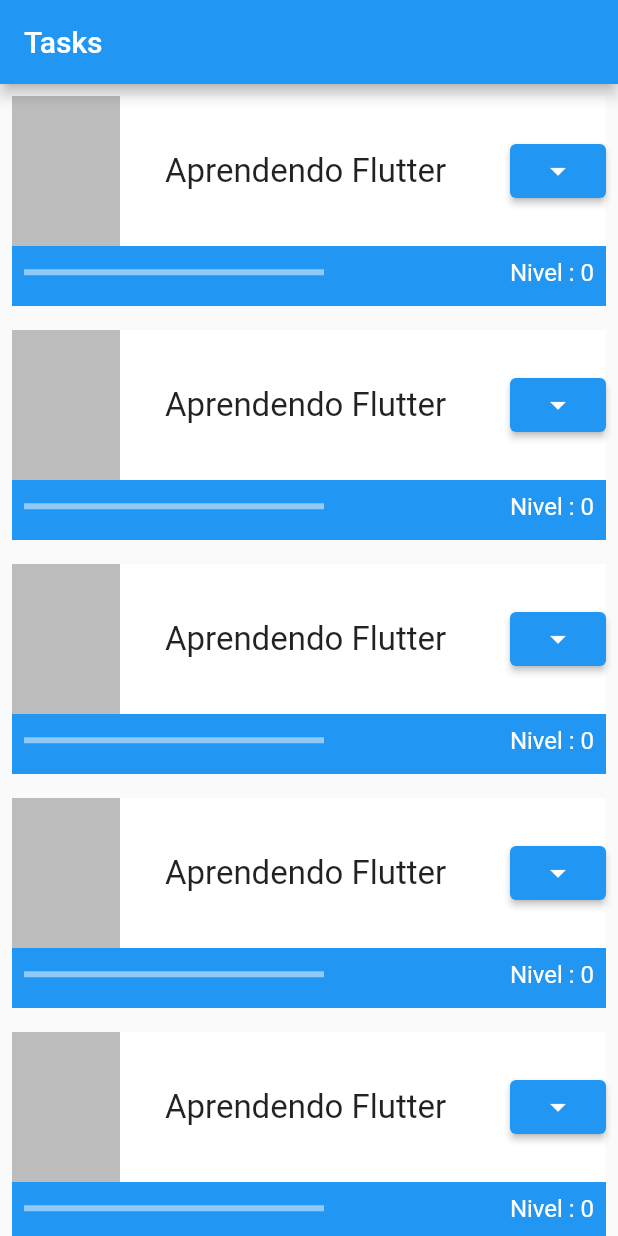
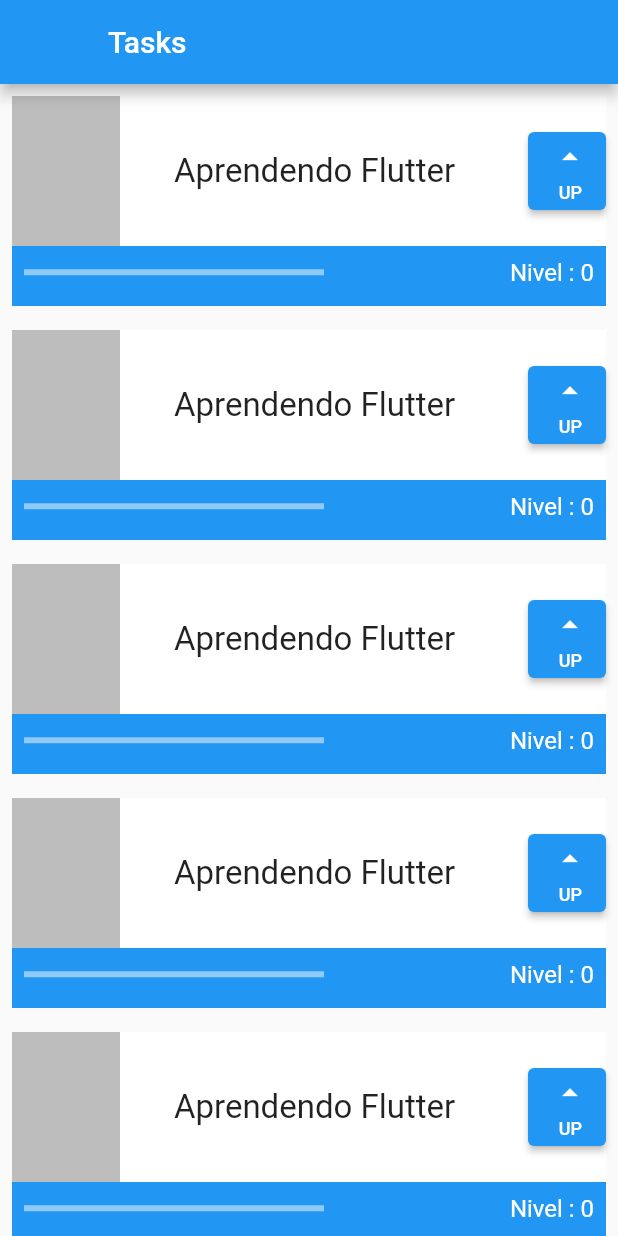
Before and after one commit to vinifoga/alura_challenge, a Flutter app: the screen it shows after launch, on a phone screen of 412 x 824 dp. Run offline on Flutter 3.47's test engine with Material 2 defaults, Android fonts, the phone set to English and light mode, and no system bars.

Commit message:
working on layout

```diff
--- a/our_first_project/lib/main.dart
+++ b/our_first_project/lib/main.dart
@@ -22,6 +22,7 @@ class _MyAppState extends State<MyApp> {
         ),
         home: Scaffold(
             appBar: AppBar(
+              leading: Container(),
               title: const Text('Tasks'),
             ),
             body: ListView(
--- a/our_first_project/lib/task.dart
+++ b/our_first_project/lib/task.dart
@@ -41,13 +41,28 @@ class _TaskState extends State<Task> {
                               fontSize: 22, overflow: TextOverflow.ellipsis),
                         ),
                       ),
-                      ElevatedButton(
+                      SizedBox(
+                        height: 52,
+                        width: 52,
+                        child: ElevatedButton(
                           onPressed: () {
                             setState(() {
                               level++;
                             });
                           },
-                          child: const Icon(Icons.arrow_drop_down))
+                          child: Column(
+                            mainAxisAlignment: MainAxisAlignment.spaceEvenly,
+                            crossAxisAlignment: CrossAxisAlignment.end,
+                            children: const [
+                              Icon(Icons.arrow_drop_up),
+                              Text(
+                                'UP',
+                                style: TextStyle(fontSize: 12),
+                              )
+                            ],
+                          ),
+                        ),
+                      )
                     ]),
               ),
               Row(
```
